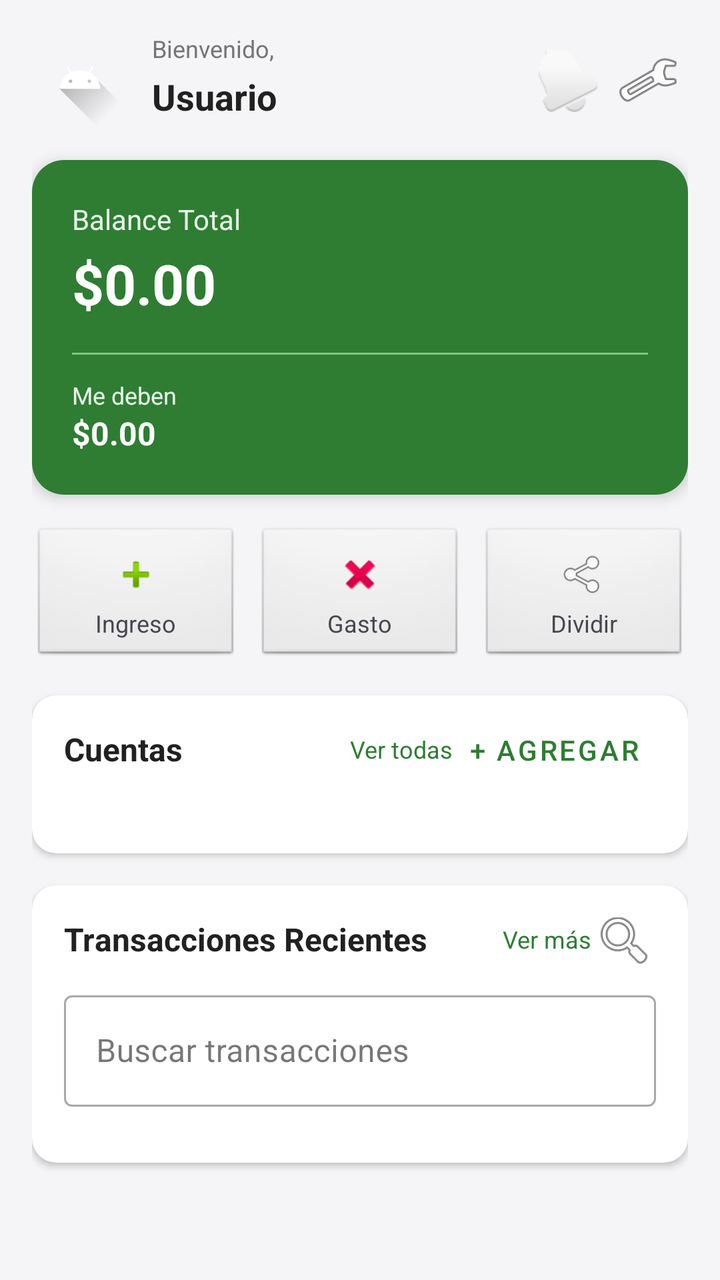
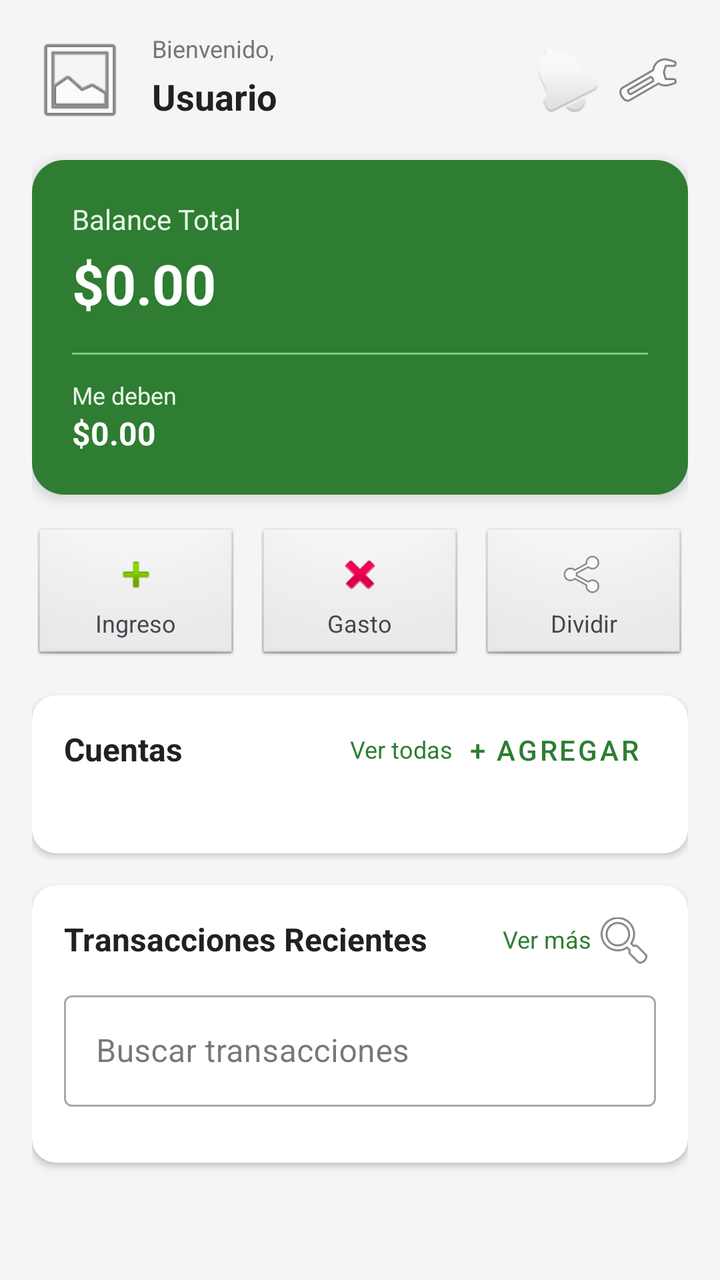

Compare the two renders of this Android layout. The source of the first and the diff that turns it into the second are given below.
<!-- AndroidManifest.xml: application theme Theme.CashoLocal -->
<!-- res/layout/fragment_home.xml -->
<?xml version="1.0" encoding="utf-8"?>
<androidx.core.widget.NestedScrollView xmlns:android="http://schemas.android.com/apk/res/android"
    xmlns:app="http://schemas.android.com/apk/res-auto"
    xmlns:tools="http://schemas.android.com/tools"
    android:id="@+id/nsvprincipal"
    android:layout_width="match_parent"
    android:layout_height="match_parent"
    android:fillViewport="true"
    android:background="#F5F5F7"
    tools:context=".HomeFragment">

    <androidx.constraintlayout.widget.ConstraintLayout
        android:id="@+id/clraizhome"
        android:layout_width="match_parent"
        android:layout_height="wrap_content"
        android:padding="16dp">

        
        <androidx.constraintlayout.widget.ConstraintLayout
            android:id="@+id/clseccionencabezado"
            android:layout_width="0dp"
            android:layout_height="wrap_content"
            app:layout_constraintEnd_toEndOf="parent"
            app:layout_constraintStart_toStartOf="parent"
            app:layout_constraintTop_toTopOf="parent">

            <ImageView
                android:id="@+id/imgavatar"
                android:layout_width="48dp"
                android:layout_height="48dp"
                android:contentDescription="@string/user_avatar"
                android:src="@drawable/ic_launcher_foreground"
                app:layout_constraintBottom_toBottomOf="parent"
                app:layout_constraintStart_toStartOf="parent"
                app:layout_constraintTop_toTopOf="parent" />

            <TextView
                android:id="@+id/tvbienvenida"
                android:layout_width="wrap_content"
                android:layout_height="wrap_content"
                android:layout_marginStart="12dp"
                android:text="@string/welcome_label"
                android:textColor="#757575"
                android:textSize="12sp"
                app:layout_constraintStart_toEndOf="@id/imgavatar"
                app:layout_constraintTop_toTopOf="@id/imgavatar" />

            <TextView
                android:id="@+id/tvnombreusuario"
                android:layout_width="wrap_content"
                android:layout_height="wrap_content"
                android:layout_marginStart="12dp"
                android:text="@string/default_username"
                android:textColor="#212121"
                android:textSize="18sp"
                android:textStyle="bold"
                app:layout_constraintBottom_toBottomOf="@id/imgavatar"
                app:layout_constraintStart_toEndOf="@id/imgavatar"
                app:layout_constraintTop_toBottomOf="@id/tvbienvenida" />

            <ImageButton
                android:id="@+id/btnnotificaciones"
                android:layout_width="40dp"
                android:layout_height="40dp"
                android:background="?attr/selectableItemBackgroundBorderless"
                android:contentDescription="@string/notifications"
                android:src="@android:drawable/ic_popup_reminder"
                app:layout_constraintBottom_toBottomOf="parent"
                app:layout_constraintEnd_toStartOf="@id/btnperfilusuario"
                app:layout_constraintTop_toTopOf="parent" />

            <ImageButton
                android:id="@+id/btnperfilusuario"
                android:layout_width="40dp"
                android:layout_height="40dp"
                android:background="?attr/selectableItemBackgroundBorderless"
                android:contentDescription="@string/user_profile"
                android:src="@android:drawable/ic_menu_manage"
                app:layout_constraintBottom_toBottomOf="parent"
                app:layout_constraintEnd_toEndOf="parent"
                app:layout_constraintTop_toTopOf="parent" />

        </androidx.constraintlayout.widget.ConstraintLayout>

        
        <androidx.cardview.widget.CardView
            android:id="@+id/cvtarjetabalance"
            android:layout_width="0dp"
            android:layout_height="wrap_content"
            android:layout_marginTop="16dp"
            app:cardCornerRadius="16dp"
            app:cardElevation="4dp"
            app:layout_constraintEnd_toEndOf="parent"
            app:layout_constraintStart_toStartOf="parent"
            app:layout_constraintTop_toBottomOf="@id/clseccionencabezado">

            <androidx.constraintlayout.widget.ConstraintLayout
                android:id="@+id/clcontenedorbalance"
                android:layout_width="match_parent"
                android:layout_height="wrap_content"
                android:background="#2E7D32"
                android:padding="20dp">

                <TextView
                    android:id="@+id/tvtitulobalance"
                    android:layout_width="wrap_content"
                    android:layout_height="wrap_content"
                    android:text="@string/balance_title"
                    android:textColor="#E8F5E9"
                    android:textSize="14sp"
                    app:layout_constraintStart_toStartOf="parent"
                    app:layout_constraintTop_toTopOf="parent" />

                <TextView
                    android:id="@+id/tvbalancetotal"
                    android:layout_width="wrap_content"
                    android:layout_height="wrap_content"
                    android:layout_marginTop="4dp"
                    android:text="@string/default_amount"
                    android:textColor="#FFFFFF"
                    android:textSize="28sp"
                    android:textStyle="bold"
                    app:layout_constraintStart_toStartOf="parent"
                    app:layout_constraintTop_toBottomOf="@id/tvtitulobalance" />

                <View
                    android:id="@+id/vdivisor1"
                    android:layout_width="0dp"
                    android:layout_height="1dp"
                    android:layout_marginTop="16dp"
                    android:background="#81C784"
                    app:layout_constraintEnd_toEndOf="parent"
                    app:layout_constraintStart_toStartOf="parent"
                    app:layout_constraintTop_toBottomOf="@id/tvbalancetotal" />

                <LinearLayout
                    android:id="@+id/lldetallesbalance"
                    android:layout_width="0dp"
                    android:layout_height="wrap_content"
                    android:layout_marginTop="12dp"
                    android:baselineAligned="false"
                    android:orientation="horizontal"
                    app:layout_constraintEnd_toEndOf="parent"
                    app:layout_constraintStart_toStartOf="parent"
                    app:layout_constraintTop_toBottomOf="@id/vdivisor1">

                    <LinearLayout
                        android:id="@+id/lldetallesdeuda"
                        android:layout_width="0dp"
                        android:layout_height="wrap_content"
                        android:layout_weight="1"
                        android:orientation="vertical">

                        <TextView
                            android:id="@+id/tvtitulodeuda"
                            android:layout_width="wrap_content"
                            android:layout_height="wrap_content"
                            android:text="@string/owed_title"
                            android:textColor="#E8F5E9"
                            android:textSize="12sp" />

                        <TextView
                            android:id="@+id/tvmedeben"
                            android:layout_width="wrap_content"
                            android:layout_height="wrap_content"
                            android:text="@string/default_amount"
                            android:textColor="#FFFFFF"
                            android:textSize="16sp"
                            android:textStyle="bold" />
                    </LinearLayout>

                </LinearLayout>

            </androidx.constraintlayout.widget.ConstraintLayout>

        </androidx.cardview.widget.CardView>

        
        <LinearLayout
            android:id="@+id/llaccionesrapidas"
            android:layout_width="0dp"
            android:layout_height="wrap_content"
            android:layout_marginTop="16dp"
            android:baselineAligned="false"
            android:orientation="horizontal"
            app:layout_constraintEnd_toEndOf="parent"
            app:layout_constraintStart_toStartOf="parent"
            app:layout_constraintTop_toBottomOf="@id/cvtarjetabalance">

            <LinearLayout
                android:id="@+id/btningresorapido"
                android:layout_width="0dp"
                android:layout_height="wrap_content"
                android:layout_marginEnd="8dp"
                android:layout_weight="1"
                android:background="@android:drawable/btn_default"
                android:clickable="true"
                android:focusable="true"
                android:gravity="center"
                android:orientation="vertical"
                android:padding="12dp">

                <ImageView
                    android:id="@+id/imgiconoingreso"
                    android:layout_width="24dp"
                    android:layout_height="24dp"
                    android:contentDescription="@string/quick_income"
                    android:src="@android:drawable/ic_input_add" />

                <TextView
                    android:id="@+id/tvtituloingreso"
                    android:layout_width="wrap_content"
                    android:layout_height="wrap_content"
                    android:layout_marginTop="4dp"
                    android:text="@string/quick_income"
                    android:textSize="12sp" />
            </LinearLayout>

            <LinearLayout
                android:id="@+id/btngastorapido"
                android:layout_width="0dp"
                android:layout_height="wrap_content"
                android:layout_marginEnd="8dp"
                android:layout_weight="1"
                android:background="@android:drawable/btn_default"
                android:clickable="true"
                android:focusable="true"
                android:gravity="center"
                android:orientation="vertical"
                android:padding="12dp">

                <ImageView
                    android:id="@+id/imgiconogasto"
                    android:layout_width="24dp"
                    android:layout_height="24dp"
                    android:contentDescription="@string/quick_expense"
                    android:src="@android:drawable/ic_delete" />

                <TextView
                    android:id="@+id/tvtitulogasto"
                    android:layout_width="wrap_content"
                    android:layout_height="wrap_content"
                    android:layout_marginTop="4dp"
                    android:text="@string/quick_expense"
                    android:textSize="12sp" />
            </LinearLayout>

            <LinearLayout
                android:id="@+id/btndividirrapido"
                android:layout_width="0dp"
                android:layout_height="wrap_content"
                android:layout_weight="1"
                android:background="@android:drawable/btn_default"
                android:clickable="true"
                android:focusable="true"
                android:gravity="center"
                android:orientation="vertical"
                android:padding="12dp">

                <ImageView
                    android:id="@+id/imgiconodividir"
                    android:layout_width="24dp"
                    android:layout_height="24dp"
                    android:contentDescription="@string/quick_split"
                    android:src="@android:drawable/ic_menu_share" />

                <TextView
                    android:id="@+id/tvtitulodividir"
                    android:layout_width="wrap_content"
                    android:layout_height="wrap_content"
                    android:layout_marginTop="4dp"
                    android:text="@string/quick_split"
                    android:textSize="12sp" />
            </LinearLayout>

        </LinearLayout>

        
        <androidx.cardview.widget.CardView
            android:id="@+id/cvseccioncuentas"
            android:layout_width="0dp"
            android:layout_height="wrap_content"
            android:layout_marginTop="16dp"
            app:cardCornerRadius="12dp"
            app:cardElevation="2dp"
            app:layout_constraintEnd_toEndOf="parent"
            app:layout_constraintStart_toStartOf="parent"
            app:layout_constraintTop_toBottomOf="@id/llaccionesrapidas">

            <androidx.constraintlayout.widget.ConstraintLayout
                android:id="@+id/clcontenedorcuentas"
                android:layout_width="match_parent"
                android:layout_height="wrap_content"
                android:padding="16dp">

                <TextView
                    android:id="@+id/tvencabezadocuentas"
                    android:layout_width="wrap_content"
                    android:layout_height="wrap_content"
                    android:text="@string/accounts_header"
                    android:textColor="#212121"
                    android:textSize="16sp"
                    android:textStyle="bold"
                    app:layout_constraintStart_toStartOf="parent"
                    app:layout_constraintTop_toTopOf="parent" />

                <TextView
                    android:id="@+id/tvvertodaslascuentas"
                    android:layout_width="wrap_content"
                    android:layout_height="wrap_content"
                    android:text="@string/see_all"
                    android:textColor="#2E7D32"
                    android:textSize="12sp"
                    app:layout_constraintBottom_toBottomOf="@id/tvencabezadocuentas"
                    app:layout_constraintEnd_toStartOf="@id/btnagregarcuenta"
                    app:layout_constraintTop_toTopOf="@id/tvencabezadocuentas" />

                <com.google.android.material.button.MaterialButton
                    android:id="@+id/btnagregarcuenta"
                    style="@style/Widget.MaterialComponents.Button.TextButton"
                    android:layout_width="wrap_content"
                    android:layout_height="wrap_content"
                    android:text="@string/add_account"
                    android:textColor="#2E7D32"
                    app:layout_constraintBottom_toBottomOf="@id/tvencabezadocuentas"
                    app:layout_constraintEnd_toEndOf="parent"
                    app:layout_constraintTop_toTopOf="@id/tvencabezadocuentas" />

                <androidx.recyclerview.widget.RecyclerView
                    android:id="@+id/rvcuentas"
                    android:layout_width="0dp"
                    android:layout_height="wrap_content"
                    android:layout_marginTop="12dp"
                    android:orientation="horizontal"
                    app:layoutManager="androidx.recyclerview.widget.LinearLayoutManager"
                    app:layout_constraintEnd_toEndOf="parent"
                    app:layout_constraintStart_toStartOf="parent"
                    app:layout_constraintTop_toBottomOf="@id/btnagregarcuenta"
                    tools:listitem="@android:layout/simple_list_item_1" />

            </androidx.constraintlayout.widget.ConstraintLayout>

        </androidx.cardview.widget.CardView>

        
        <androidx.cardview.widget.CardView
            android:id="@+id/cvsecciontransacciones"
            android:layout_width="0dp"
            android:layout_height="wrap_content"
            android:layout_marginTop="16dp"
            app:cardCornerRadius="12dp"
            app:cardElevation="2dp"
            app:layout_constraintEnd_toEndOf="parent"
            app:layout_constraintStart_toStartOf="parent"
            app:layout_constraintTop_toBottomOf="@id/cvseccioncuentas">

            <androidx.constraintlayout.widget.ConstraintLayout
                android:id="@+id/clcontenedortransacciones"
                android:layout_width="match_parent"
                android:layout_height="wrap_content"
                android:padding="16dp">

                <TextView
                    android:id="@+id/tvencabezadotransacciones"
                    android:layout_width="wrap_content"
                    android:layout_height="wrap_content"
                    android:text="@string/transactions_header"
                    android:textColor="#212121"
                    android:textSize="16sp"
                    android:textStyle="bold"
                    app:layout_constraintStart_toStartOf="parent"
                    app:layout_constraintTop_toTopOf="parent" />

                <TextView
                    android:id="@+id/tvvermastransacciones"
                    android:layout_width="wrap_content"
                    android:layout_height="wrap_content"
                    android:text="@string/see_more"
                    android:textColor="#2E7D32"
                    android:textSize="12sp"
                    app:layout_constraintBottom_toBottomOf="@id/tvencabezadotransacciones"
                    app:layout_constraintEnd_toStartOf="@id/btnfiltrartransacciones"
                    app:layout_constraintTop_toTopOf="@id/tvencabezadotransacciones" />

                <ImageButton
                    android:id="@+id/btnfiltrartransacciones"
                    android:layout_width="32dp"
                    android:layout_height="32dp"
                    android:background="?attr/selectableItemBackgroundBorderless"
                    android:contentDescription="@string/filter_transactions"
                    android:src="@android:drawable/ic_menu_search"
                    app:layout_constraintBottom_toBottomOf="@id/tvencabezadotransacciones"
                    app:layout_constraintEnd_toEndOf="parent"
                    app:layout_constraintTop_toTopOf="@id/tvencabezadotransacciones" />

                <com.google.android.material.textfield.TextInputLayout
                    android:id="@+id/tilbusquedatransacciones"
                    style="@style/Widget.MaterialComponents.TextInputLayout.OutlinedBox"
                    android:layout_width="0dp"
                    android:layout_height="wrap_content"
                    android:layout_marginTop="12dp"
                    android:hint="@string/search_transactions_hint"
                    app:layout_constraintEnd_toEndOf="parent"
                    app:layout_constraintStart_toStartOf="parent"
                    app:layout_constraintTop_toBottomOf="@id/tvencabezadotransacciones">

                    <com.google.android.material.textfield.TextInputEditText
                        android:id="@+id/etbuscartransacciones"
                        android:layout_width="match_parent"
                        android:layout_height="wrap_content"
                        android:inputType="text" />

                </com.google.android.material.textfield.TextInputLayout>

                <TextView
                    android:id="@+id/tvsintransacciones"
                    android:layout_width="wrap_content"
                    android:layout_height="wrap_content"
                    android:layout_marginTop="16dp"
                    android:text="@string/no_transactions"
                    android:textColor="#9E9E9E"
                    android:textSize="14sp"
                    android:visibility="gone"
                    app:layout_constraintEnd_toEndOf="parent"
                    app:layout_constraintStart_toStartOf="parent"
                    app:layout_constraintTop_toBottomOf="@id/tilbusquedatransacciones" />

                <androidx.recyclerview.widget.RecyclerView
                    android:id="@+id/rvtransaccionesrecientes"
                    android:layout_width="0dp"
                    android:layout_height="wrap_content"
                    android:layout_marginTop="12dp"
                    app:layoutManager="androidx.recyclerview.widget.LinearLayoutManager"
                    app:layout_constraintEnd_toEndOf="parent"
                    app:layout_constraintStart_toStartOf="parent"
                    app:layout_constraintTop_toBottomOf="@id/tilbusquedatransacciones"
                    tools:listitem="@android:layout/simple_list_item_2" />

            </androidx.constraintlayout.widget.ConstraintLayout>

        </androidx.cardview.widget.CardView>

        
        <FrameLayout
            android:id="@+id/flcapacarga"
            android:layout_width="0dp"
            android:layout_height="0dp"
            android:background="#80FFFFFF"
            android:visibility="gone"
            app:layout_constraintBottom_toBottomOf="parent"
            app:layout_constraintEnd_toEndOf="parent"
            app:layout_constraintStart_toStartOf="parent"
            app:layout_constraintTop_toTopOf="parent">

            <ProgressBar
                android:id="@+id/pbcargando"
                android:layout_width="wrap_content"
                android:layout_height="wrap_content"
                android:layout_gravity="center" />

        </FrameLayout>

    </androidx.constraintlayout.widget.ConstraintLayout>

</androidx.core.widget.NestedScrollView>
<!-- resources referenced by this layout -->
<resources>
  <!-- drawable ic_launcher_foreground (drawable) -->
  <vector xmlns:android="http://schemas.android.com/apk/res/android"
      xmlns:aapt="http://schemas.android.com/aapt"
      android:width="108dp"
      android:height="108dp"
      android:viewportWidth="108"
      android:viewportHeight="108">
      <path android:pathData="M31,63.928c0,0 6.4,-11 12.1,-13.1c7.2,-2.6 26,-1.4 26,-1.4l38.1,38.1L107,108.928l-32,-1L31,63.928z">
          <aapt:attr name="android:fillColor">
              <gradient
                  android:endX="85.84757"
                  android:endY="92.4963"
                  android:startX="42.9492"
                  android:startY="49.59793"
                  android:type="linear">
                  <item
                      android:color="#44000000"
                      android:offset="0.0" />
                  <item
                      android:color="#00000000"
                      android:offset="1.0" />
              </gradient>
          </aapt:attr>
      </path>
      <path
          android:fillColor="#FFFFFF"
          android:fillType="nonZero"
          android:pathData="M65.3,45.828l3.8,-6.6c0.2,-0.4 0.1,-0.9 -0.3,-1.1c-0.4,-0.2 -0.9,-0.1 -1.1,0.3l-3.9,6.7c-6.3,-2.8 -13.4,-2.8 -19.7,0l-3.9,-6.7c-0.2,-0.4 -0.7,-0.5 -1.1,-0.3C38.8,38.328 38.7,38.828 38.9,39.228l3.8,6.6C36.2,49.428 31.7,56.028 31,63.928h46C76.3,56.028 71.8,49.428 65.3,45.828zM43.4,57.328c-0.8,0 -1.5,-0.5 -1.8,-1.2c-0.3,-0.7 -0.1,-1.5 0.4,-2.1c0.5,-0.5 1.4,-0.7 2.1,-0.4c0.7,0.3 1.2,1 1.2,1.8C45.3,56.528 44.5,57.328 43.4,57.328L43.4,57.328zM64.6,57.328c-0.8,0 -1.5,-0.5 -1.8,-1.2s-0.1,-1.5 0.4,-2.1c0.5,-0.5 1.4,-0.7 2.1,-0.4c0.7,0.3 1.2,1 1.2,1.8C66.5,56.528 65.6,57.328 64.6,57.328L64.6,57.328z"
          android:strokeWidth="1"
          android:strokeColor="#00000000" />
  </vector>
  <string name="accounts_header">Cuentas</string>
  <string name="add_account">+ Agregar</string>
  <string name="balance_title">Balance Total</string>
  <string name="default_amount">$0.00</string>
  <string name="default_username">Usuario</string>
  <string name="filter_transactions">Filtrar Transacciones</string>
  <string name="no_transactions">No hay transacciones recientes</string>
  <string name="notifications">Notificaciones</string>
  <string name="owed_title">Me deben</string>
  <string name="quick_expense">Gasto</string>
  <string name="quick_income">Ingreso</string>
  <string name="quick_split">Dividir</string>
  <string name="search_transactions_hint">Buscar transacciones</string>
  <string name="see_all">Ver todas</string>
  <string name="see_more">Ver más</string>
  <string name="transactions_header">Transacciones Recientes</string>
  <string name="user_avatar">User Avatar</string>
  <string name="user_profile">Perfil de Usuario</string>
  <string name="welcome_label">Bienvenido,</string>
  <style name="Theme.CashoLocal" parent="Base.Theme.CashoLocal" />
  <style name="Base.Theme.CashoLocal" parent="Theme.Material3.DayNight.NoActionBar">
          
          
      </style>
</resources>

<!-- the commit's change to res/layout/fragment_home.xml (unified diff, before → after) -->
@@ -6,6 +6,8 @@
     android:layout_width="match_parent"
     android:layout_height="match_parent"
     android:fillViewport="true"
+    android:clipToPadding="false"
+    android:paddingBottom="16dp"
     android:background="#F5F5F7"
     tools:context=".HomeFragment">
 
@@ -29,7 +31,7 @@
                 android:layout_width="48dp"
                 android:layout_height="48dp"
                 android:contentDescription="@string/user_avatar"
-                android:src="@drawable/ic_launcher_foreground"
+                android:src="@android:drawable/ic_menu_gallery"
                 app:layout_constraintBottom_toBottomOf="parent"
                 app:layout_constraintStart_toStartOf="parent"
                 app:layout_constraintTop_toTopOf="parent" />
<!-- resource entries referenced after the edit -->
@@ -1,36 +1,5 @@
 <!-- resources referenced by this layout -->
 <resources>
-  <!-- drawable ic_launcher_foreground (drawable) -->
-  <vector xmlns:android="http://schemas.android.com/apk/res/android"
-      xmlns:aapt="http://schemas.android.com/aapt"
-      android:width="108dp"
-      android:height="108dp"
-      android:viewportWidth="108"
-      android:viewportHeight="108">
-      <path android:pathData="M31,63.928c0,0 6.4,-11 12.1,-13.1c7.2,-2.6 26,-1.4 26,-1.4l38.1,38.1L107,108.928l-32,-1L31,63.928z">
-          <aapt:attr name="android:fillColor">
-              <gradient
-                  android:endX="85.84757"
-                  android:endY="92.4963"
-                  android:startX="42.9492"
-                  android:startY="49.59793"
-                  android:type="linear">
-                  <item
-                      android:color="#44000000"
-                      android:offset="0.0" />
-                  <item
-                      android:color="#00000000"
-                      android:offset="1.0" />
-              </gradient>
-          </aapt:attr>
-      </path>
-      <path
-          android:fillColor="#FFFFFF"
-          android:fillType="nonZero"
-          android:pathData="M65.3,45.828l3.8,-6.6c0.2,-0.4 0.1,-0.9 -0.3,-1.1c-0.4,-0.2 -0.9,-0.1 -1.1,0.3l-3.9,6.7c-6.3,-2.8 -13.4,-2.8 -19.7,0l-3.9,-6.7c-0.2,-0.4 -0.7,-0.5 -1.1,-0.3C38.8,38.328 38.7,38.828 38.9,39.228l3.8,6.6C36.2,49.428 31.7,56.028 31,63.928h46C76.3,56.028 71.8,49.428 65.3,45.828zM43.4,57.328c-0.8,0 -1.5,-0.5 -1.8,-1.2c-0.3,-0.7 -0.1,-1.5 0.4,-2.1c0.5,-0.5 1.4,-0.7 2.1,-0.4c0.7,0.3 1.2,1 1.2,1.8C45.3,56.528 44.5,57.328 43.4,57.328L43.4,57.328zM64.6,57.328c-0.8,0 -1.5,-0.5 -1.8,-1.2s-0.1,-1.5 0.4,-2.1c0.5,-0.5 1.4,-0.7 2.1,-0.4c0.7,0.3 1.2,1 1.2,1.8C66.5,56.528 65.6,57.328 64.6,57.328L64.6,57.328z"
-          android:strokeWidth="1"
-          android:strokeColor="#00000000" />
-  </vector>
   <string name="accounts_header">Cuentas</string>
   <string name="add_account">+ Agregar</string>
   <string name="balance_title">Balance Total</string>
